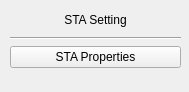
Above: netflux5g-editor/src/gui/ui/STADialog.ui from adaptivenetworklab/NetFlux5G before the change. Below: the same form after it.
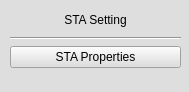
That is the form after the change.

```diff
--- a/netflux5g-editor/src/gui/ui/STADialog.ui
+++ b/netflux5g-editor/src/gui/ui/STADialog.ui
@@ -13,6 +13,9 @@
   <property name="windowTitle">
    <string>Form</string>
   </property>
+  <property name="styleSheet">
+   <string notr="true">background-color: rgb(222, 222, 222);</string>
+  </property>
   <widget class="QWidget" name="verticalLayoutWidget">
    <property name="geometry">
     <rect>
```
Left out of the diff: 2 changed lines with no effect on the pictures.
